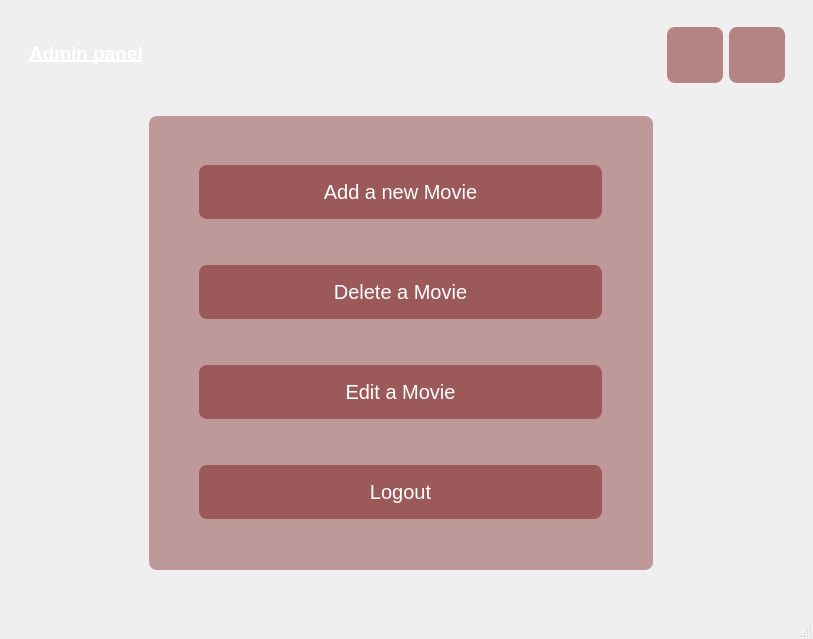
Above: admin_panel.ui from ItsArtaz/cinema_management before the change. Below: the same form after it.
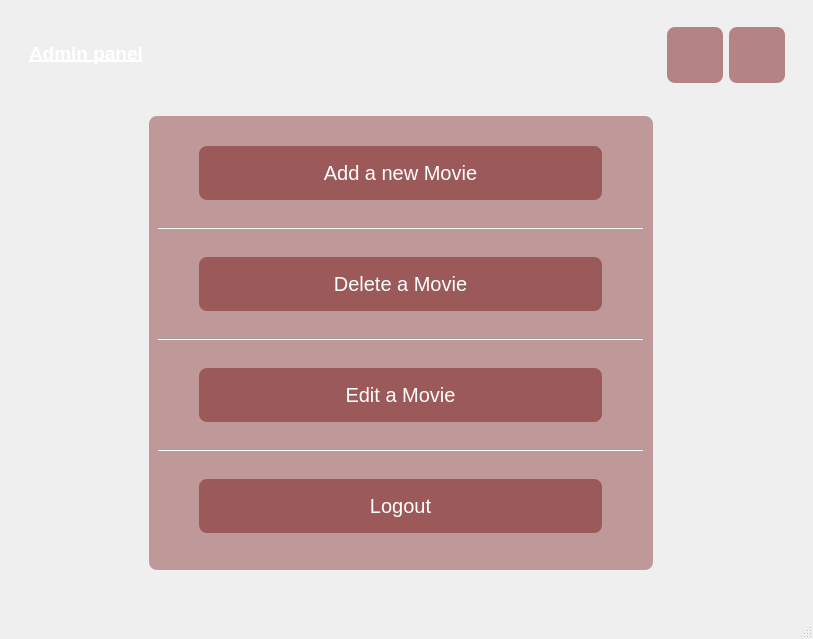
That is the form after the change. Icons and pictures are not drawn.

Patch:
```diff
--- a/admin_panel.ui
+++ b/admin_panel.ui
@@ -250,6 +250,13 @@
             </property>
            </widget>
           </item>
+          <item>
+           <widget class="Line" name="line">
+            <property name="orientation">
+             <enum>Qt::Horizontal</enum>
+            </property>
+           </widget>
+          </item>
           <item alignment="Qt::AlignHCenter">
            <widget class="QPushButton" name="delete_btn">
             <property name="sizePolicy">
@@ -274,6 +281,13 @@
             </property>
            </widget>
           </item>
+          <item>
+           <widget class="Line" name="line_2">
+            <property name="orientation">
+             <enum>Qt::Horizontal</enum>
+            </property>
+           </widget>
+          </item>
           <item alignment="Qt::AlignHCenter">
            <widget class="QPushButton" name="edit_btn">
             <property name="sizePolicy">
@@ -298,6 +312,13 @@
             </property>
            </widget>
           </item>
+          <item>
+           <widget class="Line" name="line_3">
+            <property name="orientation">
+             <enum>Qt::Horizontal</enum>
+            </property>
+           </widget>
+          </item>
           <item alignment="Qt::AlignHCenter">
            <widget class="QPushButton" name="exit_btn">
             <property name="sizePolicy">
```
